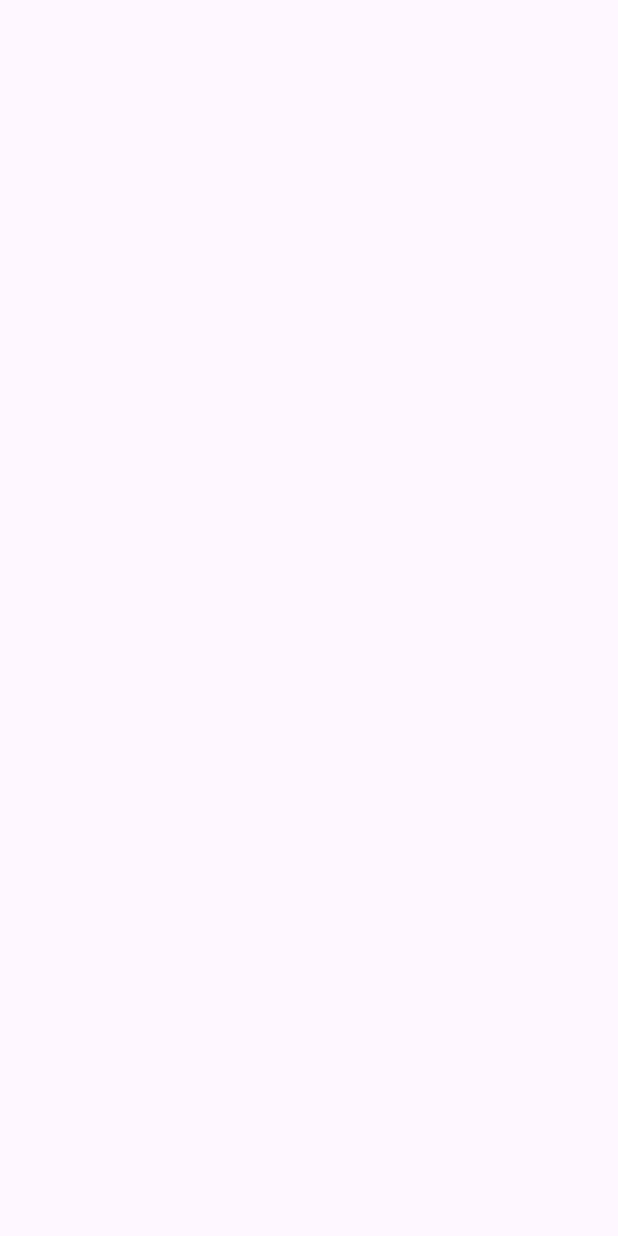
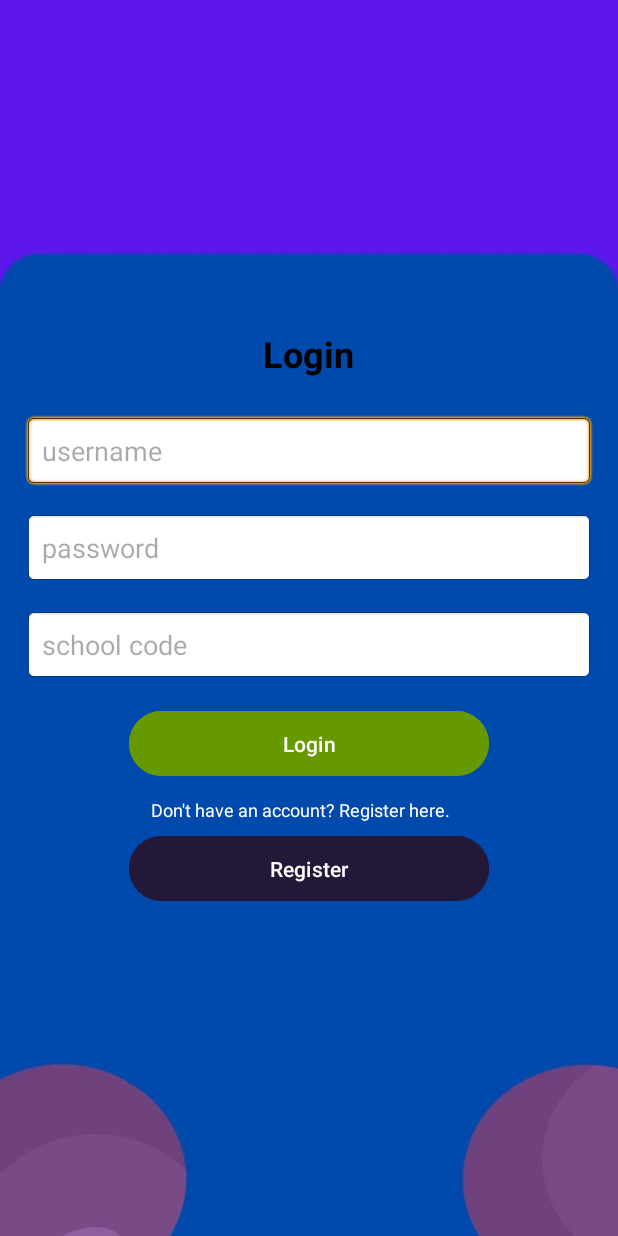
Before and after one commit to roni084/EduManage, an Android app: the screen it shows after launch (LoginActivity), on a phone screen of 412 x 824 dp. Before the commit the screen is empty. Run offline under Robolectric (Android 15) with nearby library versions, the phone set to English and light mode, and no system bars.

Commit message:
LoginActivity

```diff
--- a/app/src/main/java/com/example/edumanage/LoginActivity.java
+++ b/app/src/main/java/com/example/edumanage/LoginActivity.java
@@ -1,6 +1,12 @@
 package com.example.edumanage;
 
+import android.content.Intent;
+import android.database.Cursor;
+import android.database.sqlite.SQLiteDatabase;
 import android.os.Bundle;
+import android.widget.Button;
+import android.widget.EditText;
+import android.widget.Toast;
 
 import androidx.activity.EdgeToEdge;
 import androidx.appcompat.app.AppCompatActivity;
@@ -13,12 +19,50 @@ public class LoginActivity extends AppCompatActivity {
     @Override
     protected void onCreate(Bundle savedInstanceState) {
         super.onCreate(savedInstanceState);
-        EdgeToEdge.enable(this);
         setContentView(R.layout.activity_login);
-        ViewCompat.setOnApplyWindowInsetsListener(findViewById(R.id.main), (v, insets) -> {
-            Insets systemBars = insets.getInsets(WindowInsetsCompat.Type.systemBars());
-            v.setPadding(systemBars.left, systemBars.top, systemBars.right, systemBars.bottom);
-            return insets;
+
+        //use to get all View from xml layout
+        EditText etUsername = findViewById(R.id.et_username);
+        EditText etPassword = findViewById(R.id.et_password);
+        EditText etCode = findViewById(R.id.et_code);
+        Button btnLogin = findViewById(R.id.btn_login);
+        Button btnRegister = findViewById(R.id.btn_register);
+
+        //If Login button clicked
+        btnLogin.setOnClickListener(v -> {
+            //takes required data from user
+            String username = etUsername.getText().toString();
+            String password = etPassword.getText().toString();
+            String code = etCode.getText().toString();
+
+            //Checking non-empty fields
+            if (username.isEmpty() || password.isEmpty() || code.isEmpty()) {
+                Toast.makeText(LoginActivity.this, "Please enter all info", Toast.LENGTH_SHORT).show();
+            } else {
+
+                //checking if user is admin
+                if (username.equals("A")) {
+                    Toast.makeText(LoginActivity.this, "Login successfully!", Toast.LENGTH_SHORT).show();
+
+                }
+                //checking if user is teacher
+                else if (username.equals("T")) {
+                    Toast.makeText(LoginActivity.this, "Login successfully!", Toast.LENGTH_SHORT).show();
+
+                }
+                //checking if user is student
+                else if (username.equals("S")) {
+                    Toast.makeText(LoginActivity.this, "Login successfully!", Toast.LENGTH_SHORT).show();
+
+                } else {
+                    Toast.makeText(LoginActivity.this, "Login failed! Check your credentials.", Toast.LENGTH_SHORT).show();
+                }
+            }
+        });
+        //If Register button clicked
+        btnRegister.setOnClickListener(v -> {
+            Toast.makeText(LoginActivity.this, "Register button clicked!", Toast.LENGTH_SHORT).show();
+
         });
     }
 }
--- a/app/src/main/res/layout/activity_login.xml
+++ b/app/src/main/res/layout/activity_login.xml
@@ -1,10 +1,91 @@
 <?xml version="1.0" encoding="utf-8"?>
-<androidx.constraintlayout.widget.ConstraintLayout xmlns:android="http://schemas.android.com/apk/res/android"
-    xmlns:app="http://schemas.android.com/apk/res-auto"
-    xmlns:tools="http://schemas.android.com/tools"
-    android:id="@+id/main"
+<LinearLayout xmlns:android="http://schemas.android.com/apk/res/android"
     android:layout_width="match_parent"
     android:layout_height="match_parent"
-    tools:context=".LoginActivity">
+    xmlns:app="http://schemas.android.com/apk/res-auto"
+    android:orientation="vertical"
+    android:padding="16dp"
+    android:gravity="center"
+    android:background="@drawable/bg">
 
-</androidx.constraintlayout.widget.ConstraintLayout>
+    <TextView
+        android:id="@+id/tv_login_title"
+        android:layout_width="wrap_content"
+        android:layout_height="wrap_content"
+        android:text="Login"
+        android:textSize="24sp"
+        android:textStyle="bold"
+        android:layout_marginBottom="24dp"
+        android:textColor="@android:color/black" />
+
+    <EditText
+        android:id="@+id/et_username"
+        android:layout_width="match_parent"
+        android:layout_height="wrap_content"
+        android:textColor="@color/black"
+        android:hint="@string/username_hint"
+        android:inputType="text"
+        android:padding="12dp"
+        android:layout_marginBottom="16dp"
+        android:background="@android:drawable/editbox_background"
+        android:autofillHints="text" />
+
+    <EditText
+        android:id="@+id/et_password"
+        android:layout_width="match_parent"
+        android:layout_height="wrap_content"
+        android:textColor="@color/black"
+        android:hint="@string/password_hint"
+        android:inputType="textPassword"
+        android:padding="12dp"
+        android:layout_marginBottom="16dp"
+        android:background="@android:drawable/editbox_background"
+        android:autofillHints="password" />
+
+    <EditText
+        android:id="@+id/et_code"
+        android:layout_width="match_parent"
+        android:layout_height="wrap_content"
+        android:textColor="@color/black"
+        android:hint="@string/code_hint"
+        android:inputType="text"
+        android:padding="12dp"
+        android:layout_marginBottom="16dp"
+        android:background="@android:drawable/editbox_background"
+        android:autofillHints="code" />
+
+    <Button
+        android:id="@+id/btn_login"
+        android:layout_width="match_parent"
+        android:layout_height="wrap_content"
+        android:text="Login"
+        android:textSize="14sp"
+        android:padding="12dp"
+        android:backgroundTint="@android:color/holo_green_dark"
+        android:textColor="@android:color/white"
+        android:layout_marginBottom="10dp"
+        android:layout_marginStart="70dp"
+        android:layout_marginEnd="70dp" />
+
+    <TextView
+        android:id="@+id/tv_new_here"
+        android:layout_width="210dp"
+        android:layout_height="wrap_content"
+        android:text="Don't have an account? Register here."
+        android:textSize="12sp"
+        android:layout_marginBottom="5dp"
+        android:textColor="@color/white" />
+
+    <Button
+        android:id="@+id/btn_register"
+        android:layout_width="match_parent"
+        android:layout_height="wrap_content"
+        android:text="Register"
+        android:textSize="14sp"
+        android:padding="12dp"
+        android:backgroundTint="#F2241939"
+        android:textColor="@android:color/white"
+        android:layout_marginStart="70dp"
+        android:layout_marginEnd="70dp" />
+
+</LinearLayout>
--- a/app/src/main/res/values/colors.xml
+++ b/app/src/main/res/values/colors.xml
@@ -2,4 +2,8 @@
 <resources>
     <color name="black">#FF000000</color>
     <color name="white">#FFFFFFFF</color>
+    <color name="background_color1">#E1E6ECE4</color>
+    <color name="background_color">#B0ACB6</color>
+    <color name="custom_color">#646770</color>
+    <color name="custom_color1">#B388FF</color>
 </resources>
--- a/app/src/main/res/values/strings.xml
+++ b/app/src/main/res/values/strings.xml
@@ -1,3 +1,14 @@
 <resources>
-    <string name="app_name">EduManage</string>
+    <string name="app_name">Edu Manage</string>
+    <string name="welcome_msg">Welcome to EduManage</string>
+    <string name="name_hint">name</string>
+    <string name="username_hint">username</string>
+    <string name="password_hint">password</string>
+    <string name="confirm_pass_hint">confirm password</string>
+    <string name="code_hint">school code</string>
+    <string name="admin">Welcome Admin</string>
+    <string name="category">Teacher/Student</string>
+    <string name="admin_note">*If you register as admin, you can create a school and add teachers, students in your school. Also can delete them.</string>
+    <string name="teacher_note">*If you register as teacher, you can create classes and add students in your classes and maintain classes [if you are recruited in any school].</string>
+    <string name="student_note">*If you register as student, you can see your classes, grade and attendance [if you are admitted in any school].</string>
 </resources>
```
Also changed, not shown: app/src/main/res/drawable/bg.jpg (added).
